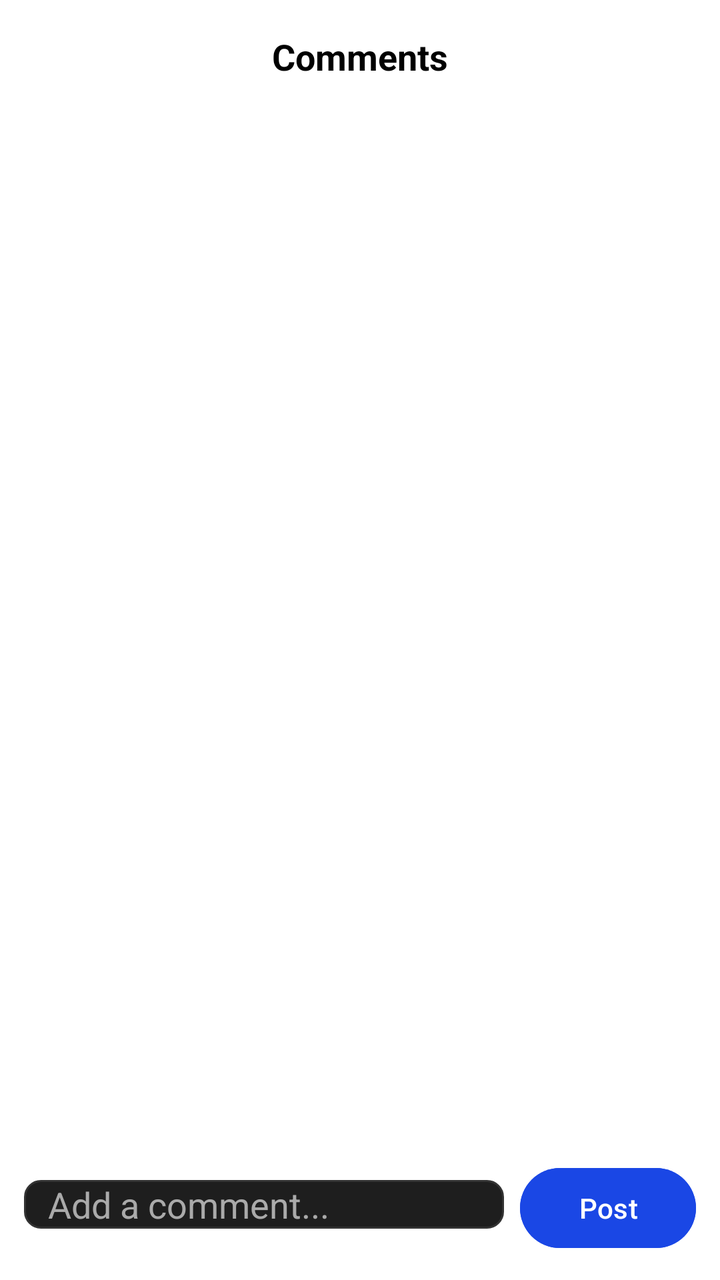
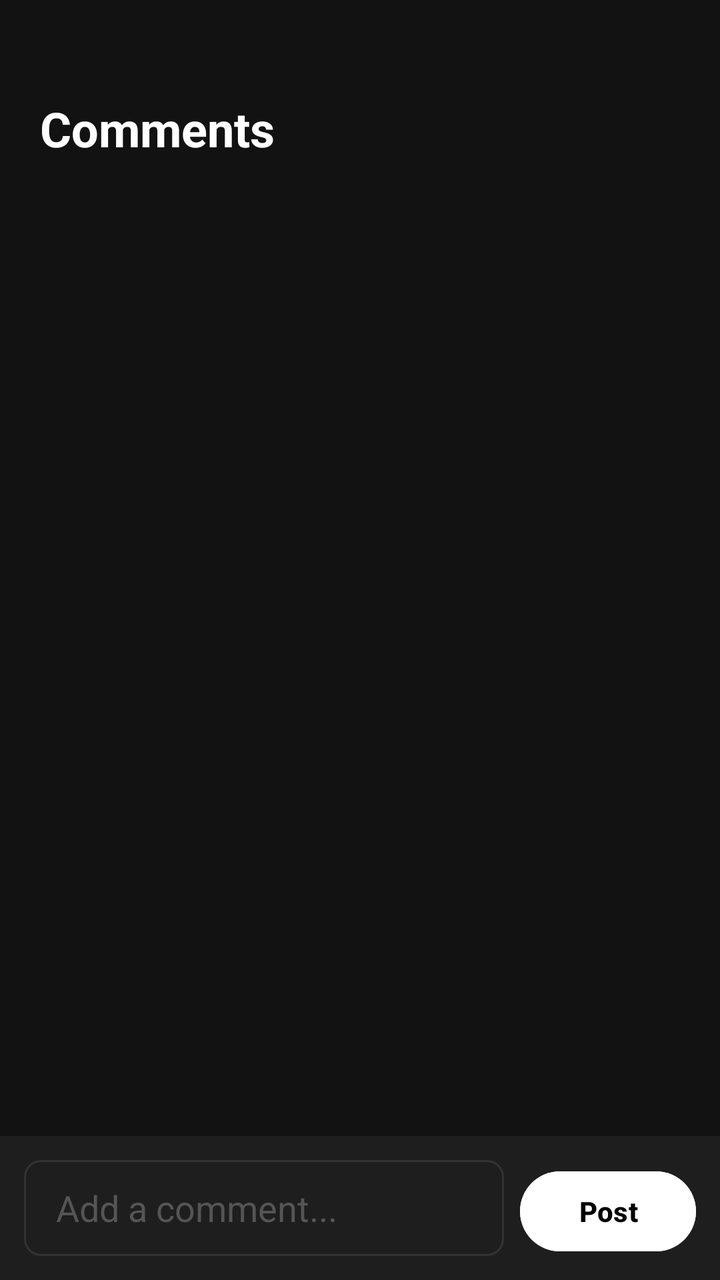

An Android layout rendered at two revisions. The XML below is the earlier revision; the diff shows what the commit changed to produce the second picture.
<!-- AndroidManifest.xml: application theme Theme.SnapQuest -->
<!-- res/layout/activity_comments.xml -->
<?xml version="1.0" encoding="utf-8"?>
<LinearLayout xmlns:android="http://schemas.android.com/apk/res/android"
    android:layout_width="match_parent"
    android:layout_height="match_parent"
    android:orientation="vertical"
    android:background="#FFFFFF">

    <TextView
        android:layout_width="match_parent"
        android:layout_height="wrap_content"
        android:text="Comments"
        android:textSize="18sp"
        android:textStyle="bold"
        android:textColor="#000000"
        android:gravity="center"
        android:padding="16dp"
        android:paddingTop="32dp"
        android:background="#FFFFFF"/>

    <androidx.recyclerview.widget.RecyclerView
        android:id="@+id/rvComments"
        android:layout_width="match_parent"
        android:layout_height="0dp"
        android:layout_weight="1"
        android:padding="8dp"/>

    <LinearLayout
        android:layout_width="match_parent"
        android:layout_height="wrap_content"
        android:orientation="horizontal"
        android:padding="12dp"
        android:background="#FFFFFF">

        <EditText
            android:id="@+id/etComment"
            android:layout_width="0dp"
            android:layout_height="wrap_content"
            android:layout_weight="1"
            android:hint="Add a comment..."
            android:background="@drawable/input_background"
            android:paddingStart="12dp"
            android:paddingEnd="12dp"
            android:textColor="#000000"
            android:textColorHint="#AAAAAA"
            android:layout_marginEnd="8dp"/>

        <Button
            android:id="@+id/btnPostComment"
            android:layout_width="wrap_content"
            android:layout_height="wrap_content"
            android:text="Post"
            android:backgroundTint="#1A47E5"
            android:textColor="#FFFFFF"/>

    </LinearLayout>

</LinearLayout>
<!-- resources referenced by this layout -->
<resources>
  <!-- drawable input_background (drawable) -->
  <?xml version="1.0" encoding="utf-8"?>
  <shape xmlns:android="http://schemas.android.com/apk/res/android"
      android:shape="rectangle">
      <solid android:color="#1E1E1E"/>
      <stroke android:width="1dp" android:color="#333333"/>
      <corners android:radius="8dp"/>
  </shape>
  <style name="Theme.SnapQuest" parent="Base.Theme.SnapQuest" />
  <style name="Base.Theme.SnapQuest" parent="Theme.Material3.DayNight.NoActionBar">
          
          
      </style>
</resources>

<!-- the commit's change to res/layout/activity_comments.xml (unified diff, before → after) -->
@@ -3,19 +3,18 @@
     android:layout_width="match_parent"
     android:layout_height="match_parent"
     android:orientation="vertical"
-    android:background="#FFFFFF">
+    android:background="#121212">
 
     <TextView
         android:layout_width="match_parent"
         android:layout_height="wrap_content"
         android:text="Comments"
-        android:textSize="18sp"
+        android:textColor="#FFFFFF"
+        android:textSize="24sp"
         android:textStyle="bold"
-        android:textColor="#000000"
-        android:gravity="center"
-        android:padding="16dp"
-        android:paddingTop="32dp"
-        android:background="#FFFFFF"/>
+        android:paddingStart="20dp"
+        android:paddingTop="48dp"
+        android:paddingBottom="16dp"/>
 
     <androidx.recyclerview.widget.RecyclerView
         android:id="@+id/rvComments"
@@ -29,28 +28,29 @@
         android:layout_height="wrap_content"
         android:orientation="horizontal"
         android:padding="12dp"
-        android:background="#FFFFFF">
+        android:background="#1E1E1E">
 
         <EditText
             android:id="@+id/etComment"
             android:layout_width="0dp"
-            android:layout_height="wrap_content"
+            android:layout_height="48dp"
             android:layout_weight="1"
             android:hint="Add a comment..."
             android:background="@drawable/input_background"
-            android:paddingStart="12dp"
-            android:paddingEnd="12dp"
-            android:textColor="#000000"
-            android:textColorHint="#AAAAAA"
+            android:paddingStart="16dp"
+            android:paddingEnd="16dp"
+            android:textColor="#FFFFFF"
+            android:textColorHint="#555555"
             android:layout_marginEnd="8dp"/>
 
         <Button
             android:id="@+id/btnPostComment"
             android:layout_width="wrap_content"
-            android:layout_height="wrap_content"
+            android:layout_height="48dp"
             android:text="Post"
-            android:backgroundTint="#1A47E5"
-            android:textColor="#FFFFFF"/>
+            android:backgroundTint="#FFFFFF"
+            android:textColor="#000000"
+            android:textStyle="bold"/>
 
     </LinearLayout>
 
